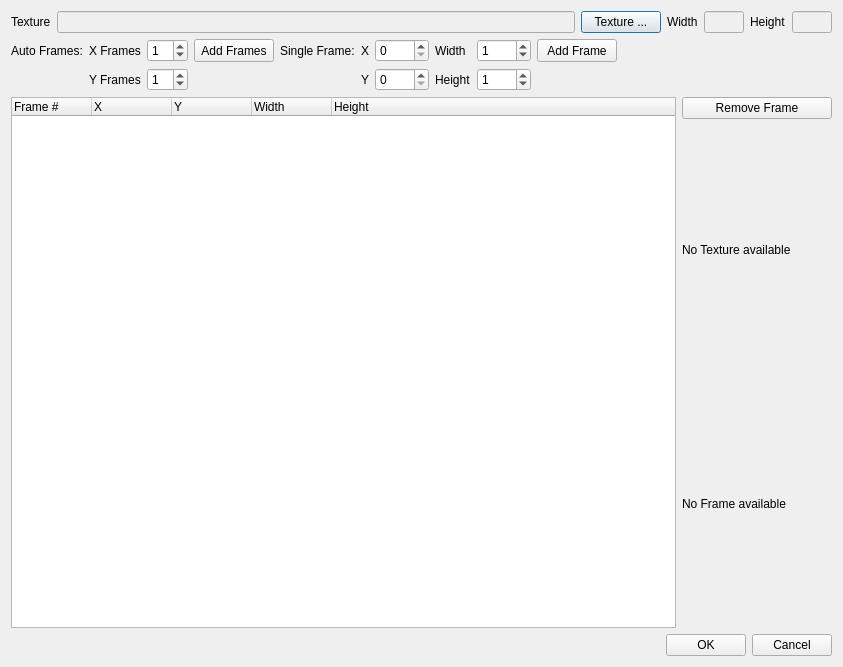
Above: brickleedit/src/gui/textureframeeditor/textureframeeditor.ui from paarm/bricklebrit before the change. Below: the same form after it.
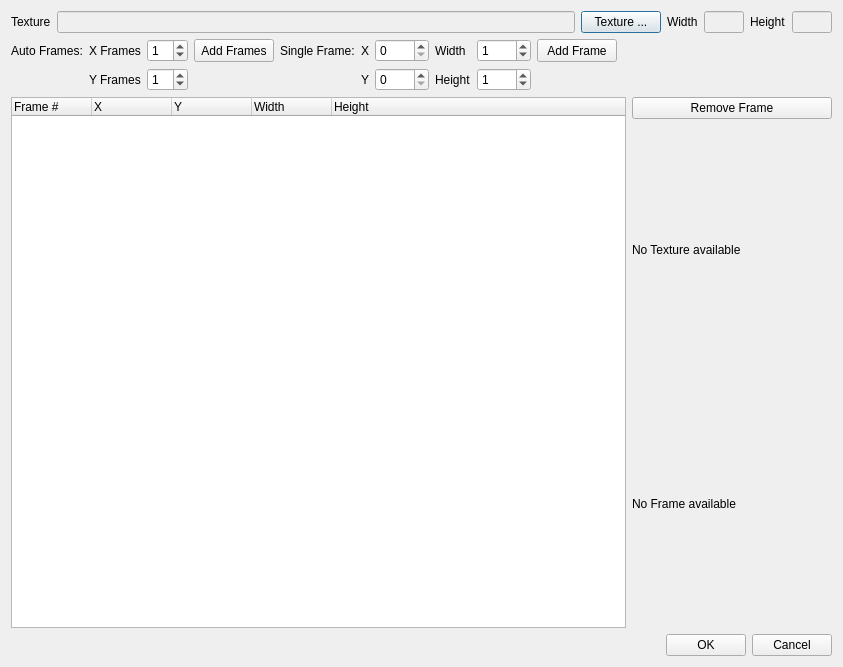
That is the form after the change. Icons and pictures are not drawn.

Patch:
```diff
--- a/brickleedit/src/gui/textureframeeditor/textureframeeditor.ui
+++ b/brickleedit/src/gui/textureframeeditor/textureframeeditor.ui
@@ -423,7 +423,7 @@
          </property>
          <property name="minimumSize">
           <size>
-           <width>150</width>
+           <width>200</width>
            <height>0</height>
           </size>
          </property>
```
